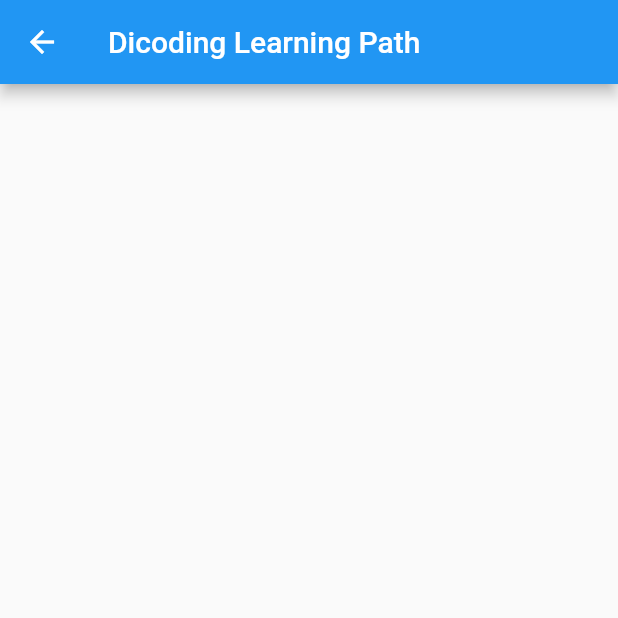
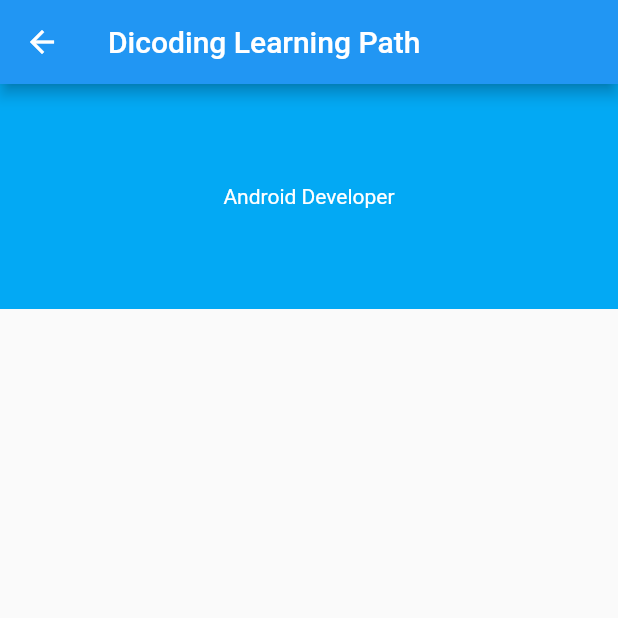
Before and after one commit to akhdanpangestuajiwidodo/SliverList---SliverGrid, a Flutter app: the LearningPathPage screen opened directly, on a phone screen of 412 x 824 dp, the top half of it. Run offline on Flutter 3.47's test engine with Material 2 defaults, Android fonts, the phone set to English and light mode, and no system bars.

Commit message:
implement _header to slivers (CustomScrollView)

```diff
--- a/lib/screens/LearningPathList.dart
+++ b/lib/screens/LearningPathList.dart
@@ -25,7 +25,9 @@ class LearningPathList extends StatelessWidget {
   @override
   Widget build(BuildContext context) {
     return CustomScrollView(
-      slivers: [],
+      slivers: [
+        _header('Android Developer'),
+      ],
     );
   }
 }
```
